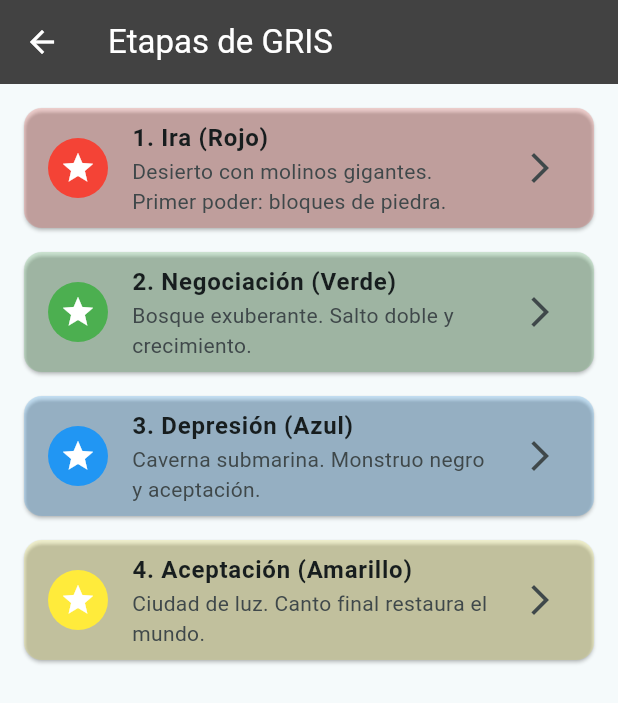
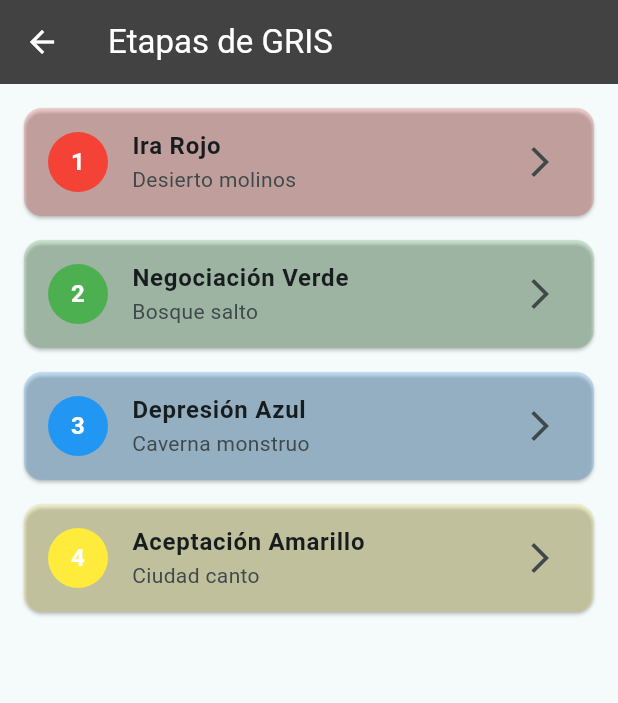
Before and after one commit to Moon345x/gris-flutter-taller, a Flutter app: the screen it shows after launch, after a tap on "Comenzar Viaje", on a phone screen of 412 x 824 dp. Shown: the top 703 px of the screen. Run offline on Flutter 3.47's test engine with Material 3 defaults, Android fonts, the phone set to English and light mode, and no system bars.

Commit message:
diseño UI

```diff
--- a/gris_flutter_app/lib/screens/levels_screen.dart
+++ b/gris_flutter_app/lib/screens/levels_screen.dart
@@ -1,4 +1,5 @@
 import 'package:flutter/material.dart';
+import 'level_detail_screen.dart';  // ← NUEVO import
 
 class LevelsScreen extends StatelessWidget {
   const LevelsScreen({super.key});
@@ -13,44 +14,33 @@ class LevelsScreen extends StatelessWidget {
       ),
       body: ListView(
         padding: const EdgeInsets.all(16),
-        children: const [
-          LevelCard(
-            color: Colors.red,
-            title: '1. Ira (Rojo)',
-            description: 'Desierto con molinos gigantes. Primer poder: bloques de piedra.',
-          ),
-          LevelCard(
-            color: Colors.green,
-            title: '2. Negociación (Verde)',
-            description: 'Bosque exuberante. Salto doble y crecimiento.',
-          ),
-          LevelCard(
-            color: Colors.blue,
-            title: '3. Depresión (Azul)',
-            description: 'Caverna submarina. Monstruo negro y aceptación.',
-          ),
-          LevelCard(
-            color: Colors.yellow,
-            title: '4. Aceptación (Amarillo)',
-            description: 'Ciudad de luz. Canto final restaura el mundo.',
-          ),
+        children: [
+          // ← CAMBIO: generate con onTap
+          ...List.generate(4, (index) => LevelCard(
+            colorIndex: index,
+            onTap: () => Navigator.push(
+              context,
+              MaterialPageRoute(builder: (_) => LevelDetailScreen(levelIndex: index)),
+            ),
+          )),
         ],
       ),
     );
   }
 }
 
+// ← LevelCard TOTALMENTE NUEVA (reemplaza la vieja)
 class LevelCard extends StatelessWidget {
-  final Color color;
-  final String title;
-  final String description;
+  final int colorIndex;
+  final VoidCallback onTap;
 
   const LevelCard({
     super.key,
-    required this.color,
-    required this.title,
-    required this.description,
+    required this.colorIndex,
+    required this.onTap,
   });
+
+  Color get color => [Colors.red, Colors.green, Colors.blue, Colors.yellow][colorIndex];
 
   @override
   Widget build(BuildContext context) {
@@ -58,9 +48,10 @@ class LevelCard extends StatelessWidget {
       margin: const EdgeInsets.only(bottom: 16),
       color: color.withOpacity(0.2),
       child: ListTile(
-        leading: CircleAvatar(backgroundColor: color, child: const Icon(Icons.star, color: Colors.white)),
-        title: Text(title, style: const TextStyle(fontWeight: FontWeight.bold)),
-        subtitle: Text(description),
+        onTap: onTap,  // ← CLICKABLE ahora
+        leading: CircleAvatar(backgroundColor: color, child: Text('${colorIndex + 1}', style: const TextStyle(color: Colors.white, fontWeight: FontWeight.bold))),
+        title: Text(['Ira Rojo', 'Negociación Verde', 'Depresión Azul', 'Aceptación Amarillo'][colorIndex], style: const TextStyle(fontWeight: FontWeight.bold)),
+        subtitle: Text(['Desierto molinos', 'Bosque salto', 'Caverna monstruo', 'Ciudad canto'][colorIndex]),
         trailing: const Icon(Icons.arrow_forward_ios),
       ),
     );
--- a/gris_flutter_app/pubspec.yaml
+++ b/gris_flutter_app/pubspec.yaml
@@ -19,6 +19,5 @@ dev_dependencies:
 
 flutter:
   uses-material-design: true
-  # Agrega esto al final:
-  # flutter_launcher_icons:
-  #   image_path: "assets/icon/icon.png"  (para después)
+  assets:
+    - assets/images/
```
Also changed, not shown: gris_flutter_app/lib/models/gris_model.dart (added, +24 -0 lines), gris_flutter_app/lib/screens/level_detail_screen.dart (added, +80 -0 lines), 1 other file.
